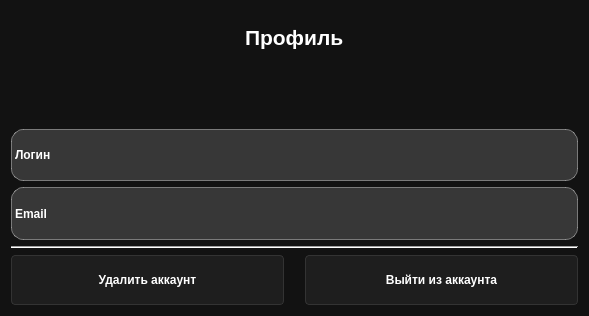
Qt form UI_Files/ProfileWindow.ui (Exo03/Industrial-Site-Design-System) before a commit.
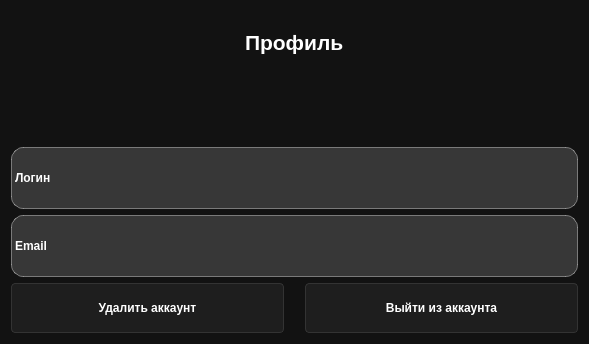
The same form after that commit. Icons and pictures are not drawn.

```diff
--- a/UI_Files/ProfileWindow.ui
+++ b/UI_Files/ProfileWindow.ui
@@ -7,7 +7,7 @@
     <x>0</x>
     <y>0</y>
     <width>589</width>
-    <height>316</height>
+    <height>344</height>
    </rect>
   </property>
   <property name="font">
@@ -174,13 +174,6 @@
      </property>
     </widget>
    </item>
-   <item>
-    <widget class="Line" name="line">
-     <property name="orientation">
-      <enum>Qt::Orientation::Horizontal</enum>
-     </property>
-    </widget>
-   </item>
    <item>
     <layout class="QHBoxLayout" name="horizontalLayout_2">
      <property name="spacing">
@@ -199,13 +192,7 @@
       <number>0</number>
      </property>
      <item>
-      <widget class="QPushButton" name="pushButton">
-       <property name="enabled">
-        <bool>false</bool>
-       </property>
-       <property name="styleSheet">
-        <string notr="true"/>
-       </property>
+      <widget class="QPushButton" name="deleteButton">
        <property name="text">
         <string>Удалить аккаунт</string>
        </property>
@@ -216,13 +203,7 @@
       </widget>
      </item>
      <item>
-      <widget class="QPushButton" name="pushButton_2">
-       <property name="enabled">
-        <bool>false</bool>
-       </property>
-       <property name="styleSheet">
-        <string notr="true"/>
-       </property>
+      <widget class="QPushButton" name="logoutButton">
        <property name="text">
         <string>Выйти из аккаунта</string>
        </property>
```
Left out of the diff: 24 changed lines with no effect on the pictures.
